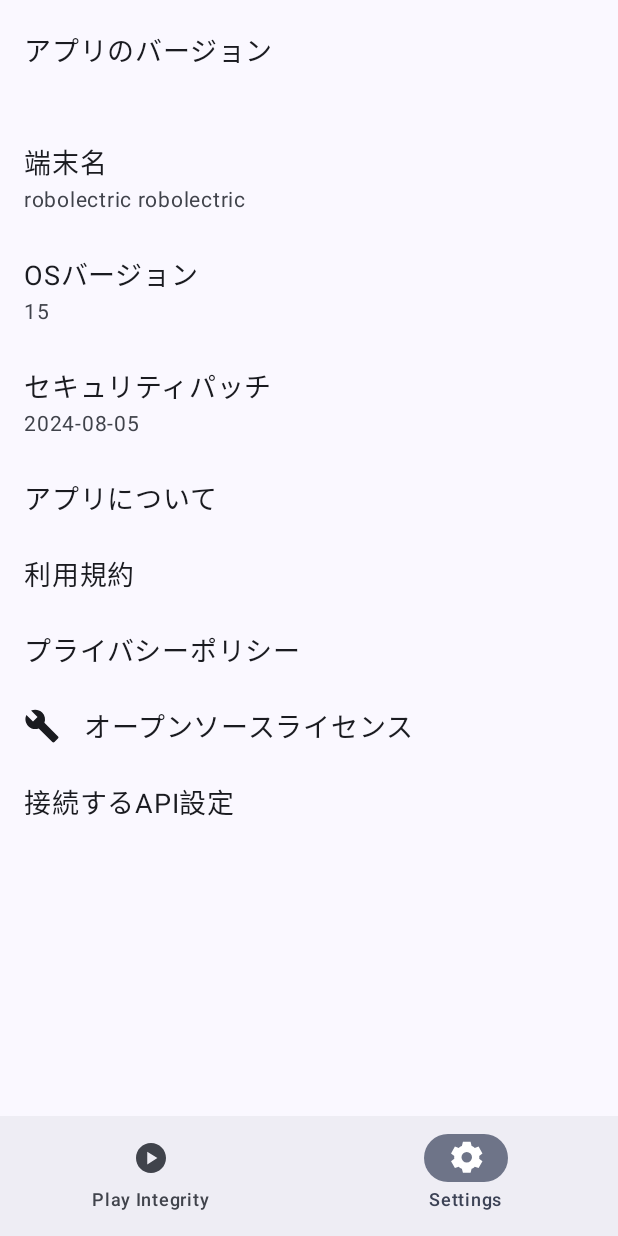
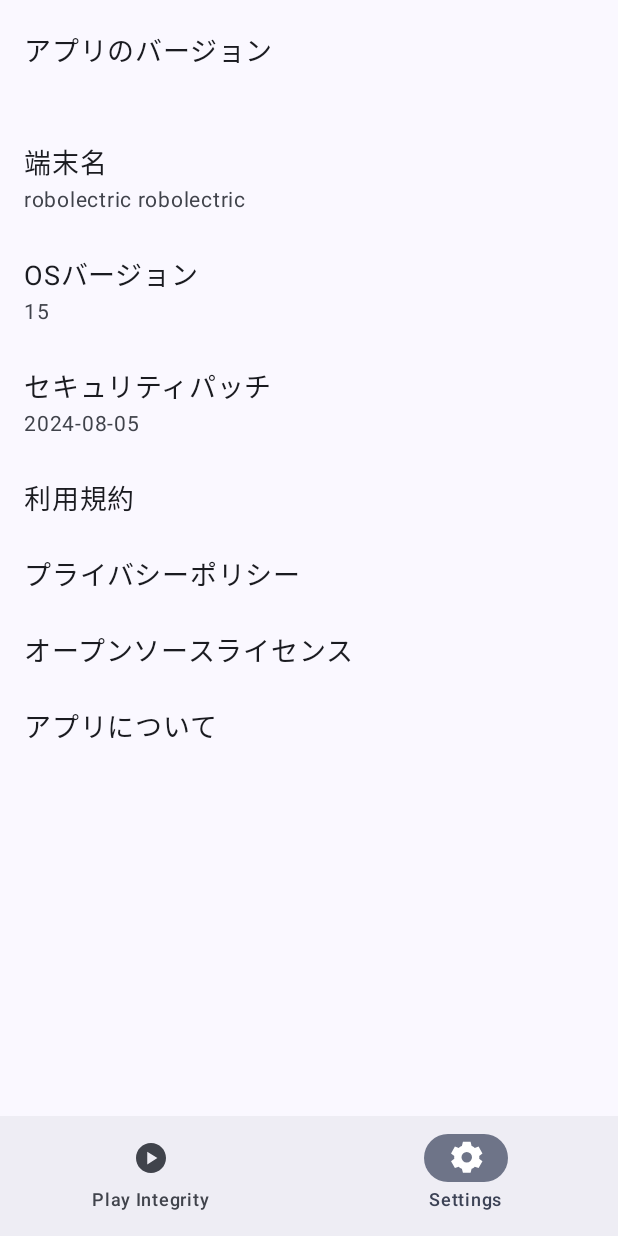
Before and after one commit to keiji/android-device-integrity, an Android app built with Jetpack Compose: the SettingsScreen screen opened through its navigation route, on a phone screen of 412 x 824 dp. Run offline under Robolectric (Android 15) with nearby library versions, the phone set to English and light mode, and no system bars; our stand-ins replace Dagger/Hilt's generated code, Timber.

Commit message:
Refactor: 設定画面の項目を更新
設定画面の以下の項目を変更しました。

- オープンソースライセンスのアイコンを削除
- 「接続するAPI設定」の行を削除
- 「アプリについて」の行を一番下に移動

```diff
--- a/android/ui/main/src/main/java/dev/keiji/deviceintegrity/ui/main/settings/SettingsScreen.kt
+++ b/android/ui/main/src/main/java/dev/keiji/deviceintegrity/ui/main/settings/SettingsScreen.kt
@@ -60,10 +60,6 @@ fun SettingsScreen(
             subtitle = uiState.securityPatchLevel,
         )
         SettingsMenuItem(
-            title = "アプリについて",
-            onClick = onNavigateToDeveloperInfo
-        )
-        SettingsMenuItem(
             title = "利用規約",
             onClick = onNavigateToTermsOfService
         )
@@ -72,13 +68,12 @@ fun SettingsScreen(
             onClick = onNavigateToPrivacyPolicy
         )
         SettingsMenuItem(
-            icon = Icons.Default.Build,
             title = "オープンソースライセンス",
             onClick = onNavigateToOssLicenses
         )
         SettingsMenuItem(
-            title = "接続するAPI設定",
-            onClick = onNavigateToApiSettings
+            title = "アプリについて",
+            onClick = onNavigateToDeveloperInfo
         )
     }
 }
```
